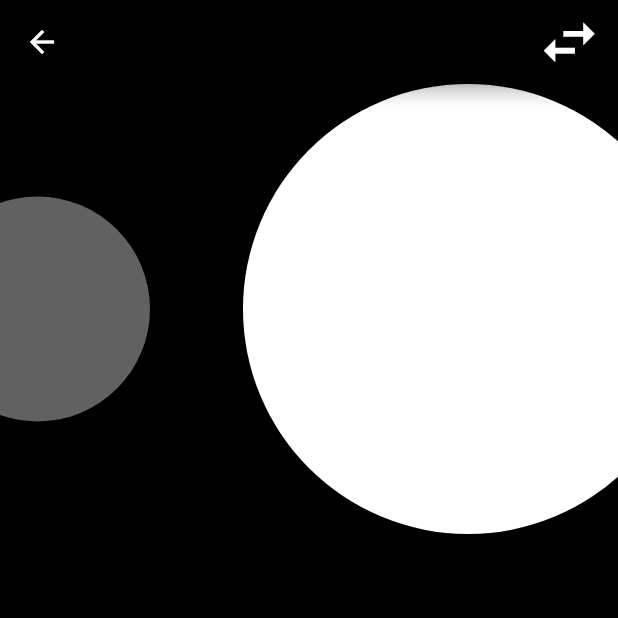
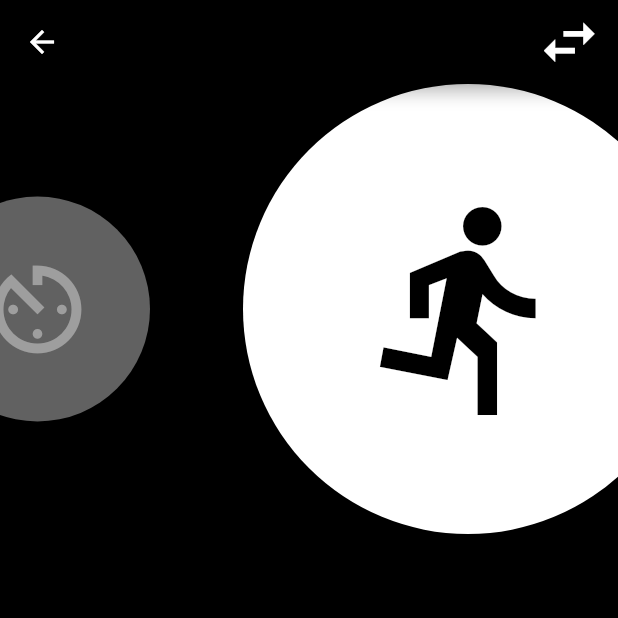
Before and after one commit to Yamasaki-pan961/flutter_for_hackathon, a Flutter app: the MeasureView screen opened directly, on a phone screen of 412 x 824 dp, the top half of it. Run offline on Flutter 3.47's test engine with Material 2 defaults, Android fonts, the phone set to English and light mode, and no system bars; our stand-ins replace fl_chart, flutter_hooks, freezed_annotation, hooks_riverpod, riverpod_annotation, rxdart and 2 more; missing offline and left inert: four_swipe_direction; accounts and stored records are empty; generated files the repository leaves out were written again.

Commit message:
fix: アイコンの追記を行いました

```diff
--- a/lib/feature/ui/measure/measure_view.dart
+++ b/lib/feature/ui/measure/measure_view.dart
@@ -63,6 +63,10 @@ class _MeasureViewState extends State<MeasureView>
                   child: CircleAvatar(
                     backgroundColor:
                         !isTimer ? AppTheme.textColor : AppTheme.shade700Color,
+                    child: Icon(
+                      Icons.av_timer,
+                      size: !isTimer ? 155 : 78,
+                    ),
                   ),
                 ),
               ),
@@ -83,6 +87,10 @@ class _MeasureViewState extends State<MeasureView>
                     child: CircleAvatar(
                       backgroundColor:
                           isTimer ? AppTheme.textColor : AppTheme.shade700Color,
+                      child: Icon(
+                        Icons.directions_run,
+                        size: isTimer ? 155 : 78,
+                      ),
                     ),
                   ),
                 ),
```
